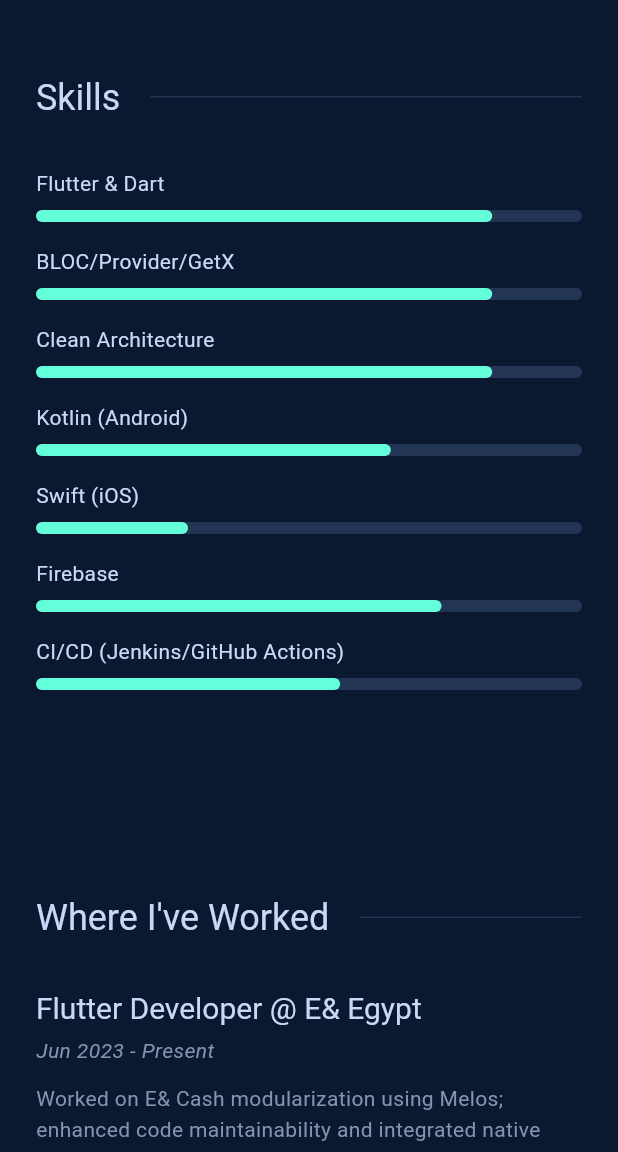
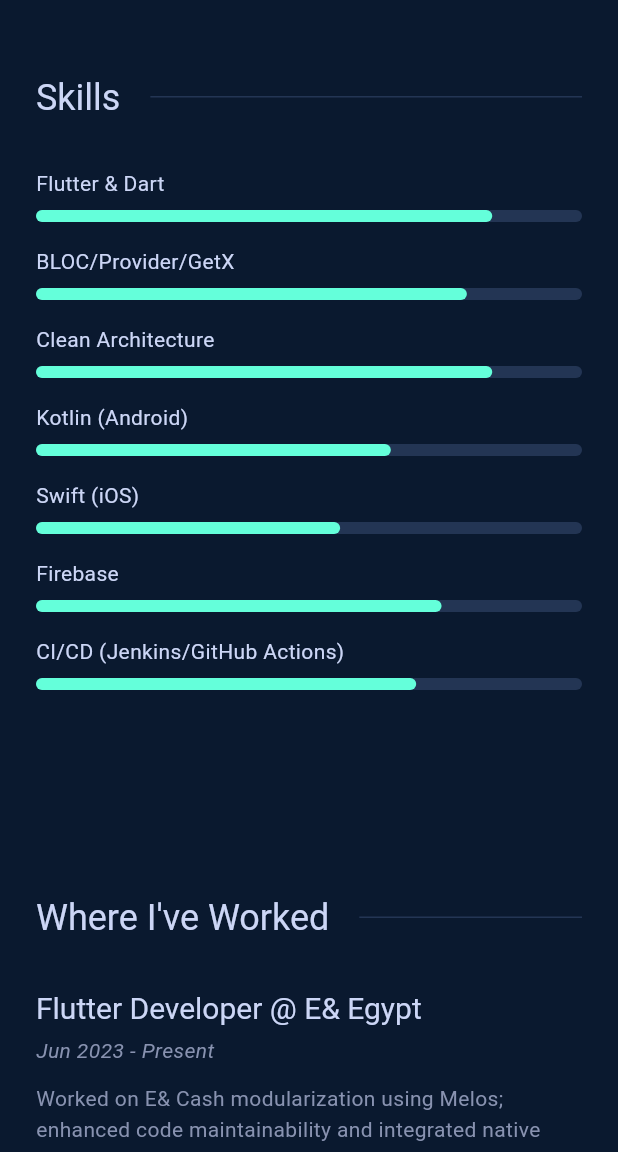
Before and after one commit to ashehata71/portfolio, a Flutter app: the screen it shows after launch, scrolled down 1152 dp, on a phone screen of 412 x 824 dp, the part 84-1236 px from its top. Run offline on Flutter 3.47's test engine with Material 3 defaults, Android fonts, the phone set to English and light mode, and no system bars; our stand-ins replace font_awesome_flutter, google_fonts; Roboto replaces fonts that are missing (Montaga).

Commit message:
- Added my certificates in certificates section - Enhanced skills section

```diff
--- a/lib/core/apps/portfolio_app.dart
+++ b/lib/core/apps/portfolio_app.dart
@@ -1,5 +1,6 @@
 import 'package:flutter/material.dart';
 import 'package:portfolio/presentation/widgets/sections/about_section.dart';
+import 'package:portfolio/presentation/widgets/sections/certificates_section.dart';
 import 'package:portfolio/presentation/widgets/sections/contact_section.dart';
 import 'package:portfolio/presentation/widgets/sections/experience_section.dart';
 import 'package:portfolio/presentation/widgets/sections/hero_section.dart';
@@ -22,7 +23,7 @@
   final Map<String, GlobalKey> _sectionKeys = {};
   final ScrollController _scrollController = ScrollController();
 
-  final List<String> sectionNames = ['hero', 'about', 'skills', 'experience', 'projects', 'contact'];
+  final List<String> sectionNames = ['hero', 'about', 'skills', 'experience', 'projects','certificates', 'contact'];
 
   @override
   void initState() {
@@ -146,6 +147,10 @@
               const ProjectsSection(),
             ),
             _buildAnimatedSection(
+              'certificates',
+              CertificatesSection(),
+            ),
+            _buildAnimatedSection(
               'contact',
               const ContactSection(onLaunch: launchURLByURL),
             ),
--- a/lib/presentation/widgets/sections/skills_section.dart
+++ b/lib/presentation/widgets/sections/skills_section.dart
@@ -4,29 +4,63 @@
 
 class SkillsSection extends StatelessWidget {
   final bool isVisible;
-
   const SkillsSection({super.key, required this.isVisible});
 
   @override
   Widget build(BuildContext context) {
     final skills = {
       'Flutter & Dart': 0.9,
-      'BLOC/Provider/GetX': 0.9,
+      'BLOC/Provider/GetX': 0.85,
       'Clean Architecture': 0.9,
       'Kotlin (Android)': 0.7,
-      'Swift (iOS)': 0.3,
+      'Swift (iOS)': 0.6,
       'Firebase': 0.8,
-      'CI/CD (Jenkins/GitHub Actions)': 0.6,
+      'CI/CD (Jenkins/GitHub Actions)': 0.75,
     };
 
-    return SectionWrapper(
-      title: 'Skills',
-      child: Column(
+    bool isWideScreen = MediaQuery.of(context).size.width > 768;
+
+    Widget content;
+
+    if (isWideScreen) {
+      final half = (skills.length / 2).ceil();
+      final firstHalf = skills.entries.take(half);
+      final secondHalf = skills.entries.skip(half);
+
+      content = Row(
+        crossAxisAlignment: CrossAxisAlignment.start,
+        children: [
+          Expanded(
+            child: Column(
+              crossAxisAlignment: CrossAxisAlignment.start,
+              children: firstHalf.map((entry) {
+                return SkillBar(name: entry.key, level: entry.value, isVisible: isVisible);
+              }).toList(),
+            ),
+          ),
+          const SizedBox(width: 40),
+          Expanded(
+            child: Column(
+              crossAxisAlignment: CrossAxisAlignment.start,
+              children: secondHalf.map((entry) {
+                return SkillBar(name: entry.key, level: entry.value, isVisible: isVisible);
+              }).toList(),
+            ),
+          ),
+        ],
+      );
+    } else {
+      content = Column(
         crossAxisAlignment: CrossAxisAlignment.start,
         children: skills.entries.map((entry) {
           return SkillBar(name: entry.key, level: entry.value, isVisible: isVisible);
         }).toList(),
-      ),
+      );
+    }
+
+    return SectionWrapper(
+      title: 'Skills',
+      child: content,
     );
   }
 }
--- a/pubspec.yaml
+++ b/pubspec.yaml
@@ -62,8 +62,8 @@
   uses-material-design: true
 
   # To add assets to your application, add an assets section, like this:
-  # assets:
-  #   - images/a_dot_burr.jpeg
+  assets:
+    - asset/images/
   #   - images/a_dot_ham.jpeg
 
   # An image asset can refer to one or more resolution-specific "variants", see
```
Also changed, not shown: lib/presentation/widgets/certificate_tile.dart (added, +36 -0 lines), lib/presentation/widgets/sections/certificates_section.dart (added, +28 -0 lines), asset/images/c1.jpeg (added), asset/images/c2.jpeg (added).
